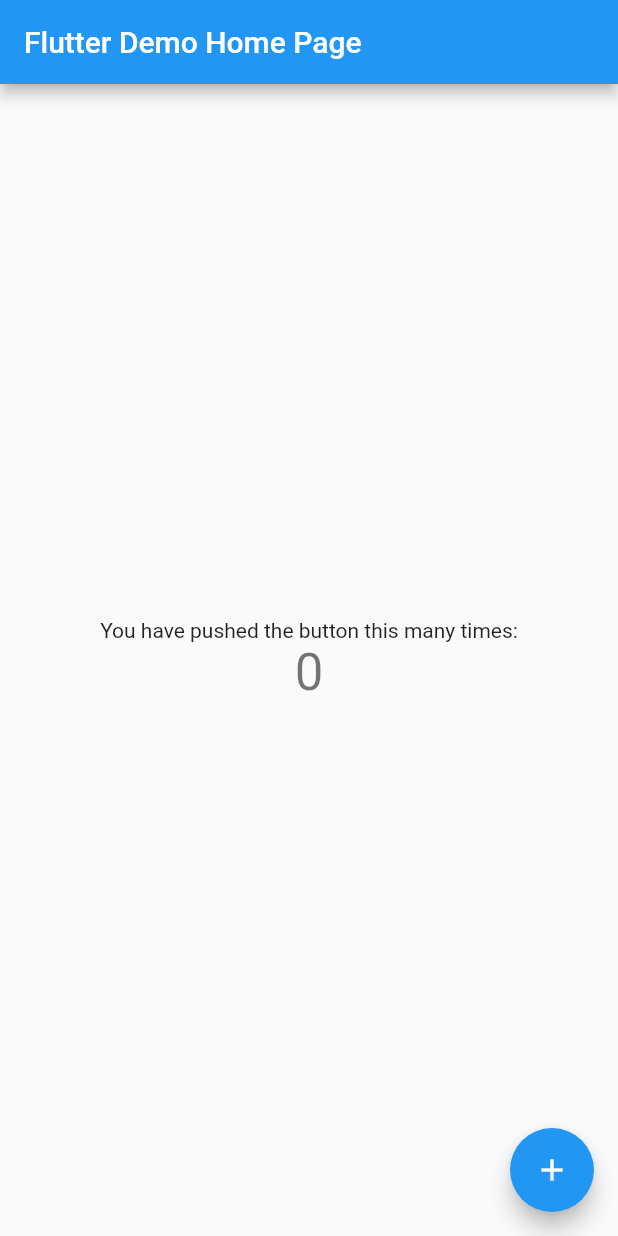
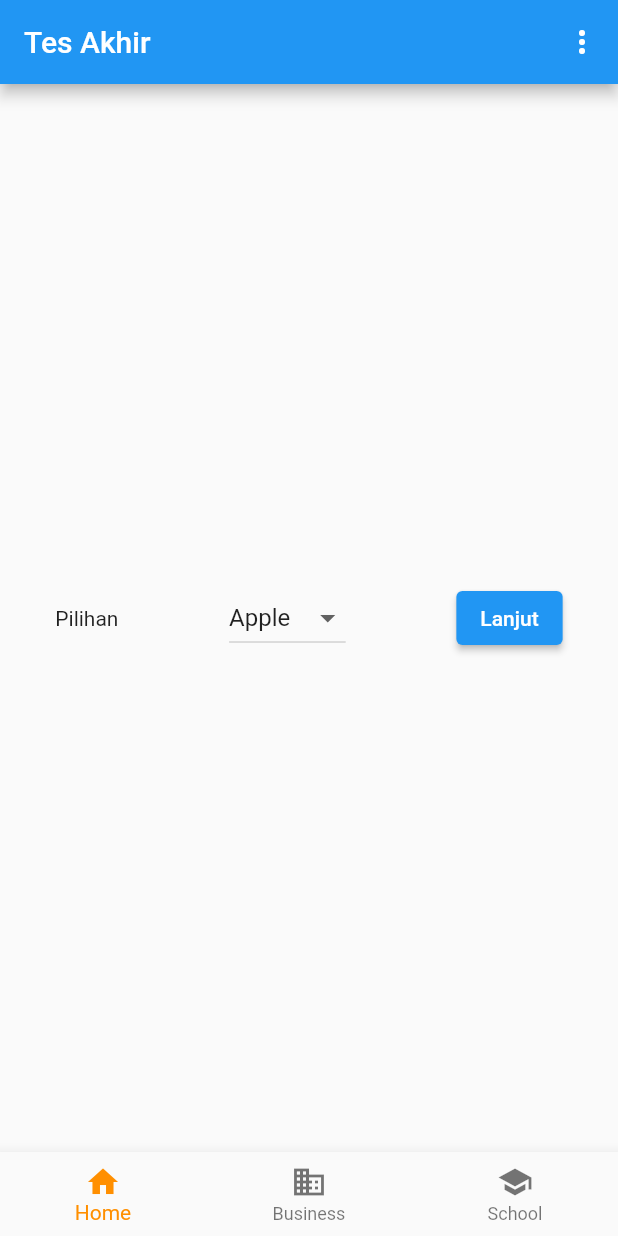
Before and after one commit to whauzan/tugas-abp-mobile, a Flutter app: the screen it shows after launch, on a phone screen of 412 x 824 dp. Run offline on Flutter 3.47's test engine with Material 2 defaults, Android fonts, the light colour scheme and no system bars.

Commit message:
feat: modul12

```diff
--- a/lib/main.dart
+++ b/lib/main.dart
@@ -1,5 +1,6 @@
 import 'package:flutter/material.dart';
 
+enum Menu { itemOne, itemTwo, itemThree, itemFour }
 void main() {
   runApp(const MyApp());
 }
@@ -7,39 +8,20 @@
 class MyApp extends StatelessWidget {
   const MyApp({Key? key}) : super(key: key);
 
-  // This widget is the root of your application.
   @override
   Widget build(BuildContext context) {
     return MaterialApp(
-      title: 'Flutter Demo',
+      title: 'Jurnal',
       theme: ThemeData(
-        // This is the theme of your application.
-        //
-        // Try running your application with "flutter run". You'll see the
-        // application has a blue toolbar. Then, without quitting the app, try
-        // changing the primarySwatch below to Colors.green and then invoke
-        // "hot reload" (press "r" in the console where you ran "flutter run",
-        // or simply save your changes to "hot reload" in a Flutter IDE).
-        // Notice that the counter didn't reset back to zero; the application
-        // is not restarted.
         primarySwatch: Colors.blue,
       ),
-      home: const MyHomePage(title: 'Flutter Demo Home Page'),
+      home: const MyHomePage(title: 'Jurnal'),
     );
   }
 }
 
 class MyHomePage extends StatefulWidget {
   const MyHomePage({Key? key, required this.title}) : super(key: key);
-
-  // This widget is the home page of your application. It is stateful, meaning
-  // that it has a State object (defined below) that contains fields that affect
-  // how it looks.
-
-  // This class is the configuration for the state. It holds the values (in this
-  // case the title) provided by the parent (in this case the App widget) and
-  // used by the build method of the State. Fields in a Widget subclass are
-  // always marked "final".
 
   final String title;
 
@@ -48,68 +30,134 @@
 }
 
 class _MyHomePageState extends State<MyHomePage> {
-  int _counter = 0;
+  int _selectedId = 0;
+  String dropdownValue = "Apple";
+  String _selectedMenu = '';
+  static const TextStyle optionStyle =
+      TextStyle(fontSize: 30, fontWeight: FontWeight.bold);
+  final List<Widget> _widgetOptions = <Widget>[
+    const Text(
+      'Halaman kedua',
+      style: optionStyle,
+    ),
+    const Text(
+      'Halaman Ketiga',
+      style: optionStyle,
+    ),
+  ];
 
-  void _incrementCounter() {
+  void _onItemTapped(int index) {
     setState(() {
-      // This call to setState tells the Flutter framework that something has
-      // changed in this State, which causes it to rerun the build method below
-      // so that the display can reflect the updated values. If we changed
-      // _counter without calling setState(), then the build method would not be
-      // called again, and so nothing would appear to happen.
-      _counter++;
+      _selectedId = index;
     });
   }
 
   @override
   Widget build(BuildContext context) {
-    // This method is rerun every time setState is called, for instance as done
-    // by the _incrementCounter method above.
-    //
-    // The Flutter framework has been optimized to make rerunning build methods
-    // fast, so that you can just rebuild anything that needs updating rather
-    // than having to individually change instances of widgets.
     return Scaffold(
       appBar: AppBar(
-        // Here we take the value from the MyHomePage object that was created by
-        // the App.build method, and use it to set our appbar title.
-        title: Text(widget.title),
+        title: const Text('Tes Akhir'),
+        actions: <Widget>[
+          // This button presents popup menu items.
+          PopupMenuButton<Menu>(
+              // Callback that sets the selected popup menu item.
+              onSelected: (Menu item) {
+                setState(() {
+                  _selectedMenu = item.name;
+                });
+                showDialog(
+                  context: context,
+                  builder: (_) {
+                    return AlertDialog(
+                      title: const Text("Pesan"),
+                      content: Text("Anda memilih $_selectedMenu"),
+                      actions: [
+                        TextButton(onPressed: () => Navigator.pop(context, 'OK'), child: const Text("OK"))
+                      ],
+                    );
+                  },
+                );
+              },
+              itemBuilder: (BuildContext context) => <PopupMenuEntry<Menu>>[
+                    const PopupMenuItem<Menu>(
+                      value: Menu.itemOne,
+                      child: Text('Item 1'),
+                    ),
+                    const PopupMenuItem<Menu>(
+                      value: Menu.itemTwo,
+                      child: Text('Item 2'),
+                    ),
+                    const PopupMenuItem<Menu>(
+                      value: Menu.itemThree,
+                      child: Text('Item 3'),
+                    ),
+                    const PopupMenuItem<Menu>(
+                      value: Menu.itemFour,
+                      child: Text('Item 4'),
+                    ),
+                  ])
+        ],
       ),
       body: Center(
-        // Center is a layout widget. It takes a single child and positions it
-        // in the middle of the parent.
-        child: Column(
-          // Column is also a layout widget. It takes a list of children and
-          // arranges them vertically. By default, it sizes itself to fit its
-          // children horizontally, and tries to be as tall as its parent.
-          //
-          // Invoke "debug painting" (press "p" in the console, choose the
-          // "Toggle Debug Paint" action from the Flutter Inspector in Android
-          // Studio, or the "Toggle Debug Paint" command in Visual Studio Code)
-          // to see the wireframe for each widget.
-          //
-          // Column has various properties to control how it sizes itself and
-          // how it positions its children. Here we use mainAxisAlignment to
-          // center the children vertically; the main axis here is the vertical
-          // axis because Columns are vertical (the cross axis would be
-          // horizontal).
-          mainAxisAlignment: MainAxisAlignment.center,
-          children: <Widget>[
-            const Text(
-              'You have pushed the button this many times:',
-            ),
-            Text(
-              '$_counter',
-              style: Theme.of(context).textTheme.headline4,
-            ),
-          ],
-        ),
+          child: _selectedId == 0
+              ? Row(
+                  children: [
+                    const Text("Pilihan"),
+                    DropdownButton<String>(
+                        value: dropdownValue,
+                        onChanged: (String? newValue) {
+                          setState(() {
+                            dropdownValue = newValue!;
+                          });
+                        },
+                        items: <String>['Apple', 'Orange', 'Banana']
+                            .map<DropdownMenuItem<String>>((String value) {
+                          return DropdownMenuItem<String>(
+                            value: value,
+                            child: Text(value),
+                          );
+                        }).toList()),
+                    ElevatedButton(
+                      onPressed: () => {
+                        showDialog(
+                          context: context,
+                          builder: (_) {
+                            return AlertDialog(
+                              title: const Text("Pesan"),
+                              content: Text("Anda memilih $dropdownValue"),
+                              actions: [
+                                TextButton(
+                                    onPressed: () => Navigator.pop(context, 'OK'), child: const Text("OK"))
+                              ],
+                            );
+                          },
+                        ),
+                      },
+                      child: const Text("Lanjut"),
+                    ),
+                  ],
+                  mainAxisAlignment: MainAxisAlignment.spaceAround,
+                )
+              : _widgetOptions.elementAt(_selectedId - 1)),
+      bottomNavigationBar: BottomNavigationBar(
+        items: const <BottomNavigationBarItem>[
+          BottomNavigationBarItem(
+            icon: Icon(Icons.home),
+            label: 'Home',
+          ),
+          BottomNavigationBarItem(
+            icon: Icon(Icons.business),
+            label: 'Business',
+          ),
+          BottomNavigationBarItem(
+            icon: Icon(Icons.school),
+            label: 'School',
+          ),
+        ],
+        currentIndex: _selectedId,
+        selectedItemColor: Colors.amber[800],
+        onTap: _onItemTapped,
       ),
-      floatingActionButton: FloatingActionButton(
-        onPressed: _incrementCounter,
-        tooltip: 'Increment',
-        child: const Icon(Icons.add),
-      ), // This trailing comma makes auto-formatting nicer for build methods.
     );
   }
 }
```
